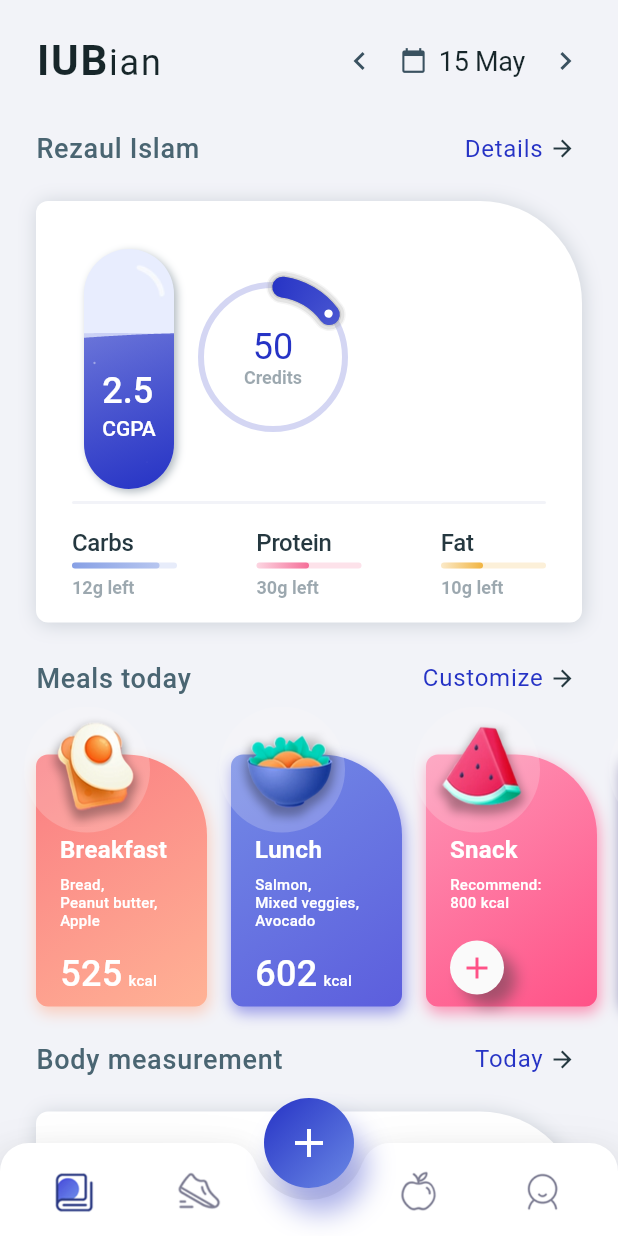
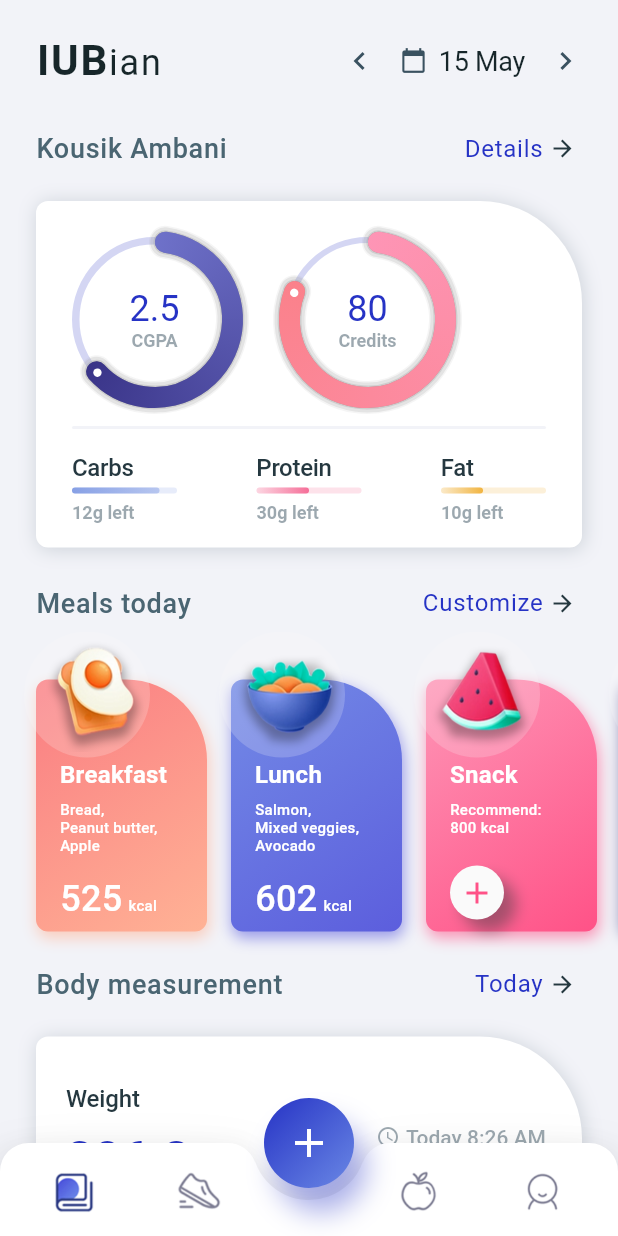
Before and after one commit to ambanikousik/iub_app, a Flutter app: the screen it shows after launch, on a phone screen of 412 x 824 dp. Run offline on Flutter 3.47's test engine with Material 2 defaults, Android fonts, the phone set to English and light mode, and no system bars.

Commit message:
credit and cgpa

```diff
--- a/lib/AppTheme.dart
+++ b/lib/AppTheme.dart
@@ -11,6 +11,11 @@ class FintnessAppTheme {
   static const Color nearlyBlack = Color(0xFF213333);
   static const Color grey = Color(0xFF3A5160);
   static const Color dark_grey = Color(0xFF313A44);
+
+  static const  cgpa_start = "#6F72CA";
+  static const  cgpa_end = "#1E1466";
+  static const  credit_start = "#FE95B6";
+  static const  credit_end = "#FA7D82";
 
   static const Color darkText = Color(0xFF253840);
   static const Color darkerText = Color(0xFF17262A);
--- a/lib/UIview/academicResultView.dart
+++ b/lib/UIview/academicResultView.dart
@@ -1,7 +1,6 @@
 import 'package:iub_app/AppTheme.dart';
 import 'package:flutter/material.dart';
 import 'package:iub_app/models/data.dart';
-import 'package:iub_app/UIview/waveView.dart';
 import 'dart:math' as math;
 
 class AcademicResultView extends StatelessWidget {
@@ -47,29 +46,7 @@ class AcademicResultView extends StatelessWidget {
                           const EdgeInsets.only(top: 16, left: 16, right: 16),
                       child: Row(
                         children: <Widget>[
-                          Padding(
-                            padding:
-                            const EdgeInsets.only(left: 16, right: 8, top: 16),
-                            child: Container(
-                              width: 60,
-                              height: 160,
-                              decoration: BoxDecoration(
-                                color: HexColor("#E8EDFE"),
-                                borderRadius: BorderRadius.only(
-                                    topLeft: Radius.circular(80.0),
-                                    bottomLeft: Radius.circular(80.0),
-                                    bottomRight: Radius.circular(80.0),
-                                    topRight: Radius.circular(80.0)),
-                                boxShadow: <BoxShadow>[
-                                  BoxShadow(
-                                      color: FintnessAppTheme.grey.withOpacity(0.4),
-                                      offset: Offset(2, 2),
-                                      blurRadius: 4),
-                                ],
-                              ),
-                              child: WaveView(),
-                            ),
-                          ),
+
 //                          Expanded(
 //                            child: Padding(
 //                              padding: const EdgeInsets.only(
@@ -225,12 +202,92 @@ class AcademicResultView extends StatelessWidget {
                                   Padding(
                                     padding: const EdgeInsets.all(8.0),
                                     child: Container(
-                                      width: 100,
-                                      height: 100,
+                                      width: 110,
+                                      height: 110,
                                       decoration: BoxDecoration(
                                         color: FintnessAppTheme.white,
                                         borderRadius: BorderRadius.all(
-                                          Radius.circular(100.0),
+                                          Radius.circular(110.0),
+                                        ),
+                                        border: new Border.all(
+                                            width: 5,
+                                            color: FintnessAppTheme
+                                                .nearlyDarkBlue
+                                                .withOpacity(0.2)),
+                                      ),
+                                      child: Column(
+                                        mainAxisAlignment:
+                                        MainAxisAlignment.center,
+                                        crossAxisAlignment:
+                                        CrossAxisAlignment.center,
+                                        children: <Widget>[
+                                          Text(
+                                            '${(cgpa * animation.value)}',
+                                            textAlign: TextAlign.center,
+                                            style: TextStyle(
+                                              fontFamily:
+                                              FintnessAppTheme.fontName,
+                                              fontWeight: FontWeight.normal,
+                                              fontSize: 24,
+                                              letterSpacing: 0.0,
+                                              color: FintnessAppTheme
+                                                  .nearlyDarkBlue,
+                                            ),
+                                          ),
+                                          Text(
+                                            'CGPA',
+                                            textAlign: TextAlign.center,
+                                            style: TextStyle(
+                                              fontFamily:
+                                              FintnessAppTheme.fontName,
+                                              fontWeight: FontWeight.bold,
+                                              fontSize: 12,
+                                              letterSpacing: 0.0,
+                                              color: FintnessAppTheme.grey
+                                                  .withOpacity(0.5),
+                                            ),
+                                          ),
+                                        ],
+                                      ),
+                                    ),
+                                  ),
+                                  Padding(
+                                    padding: const EdgeInsets.all(4.0),
+                                    child: CustomPaint(
+                                      painter: CurvePainter(
+                                          colors: [
+                                            HexColor(FintnessAppTheme.cgpa_start),
+                                            HexColor(FintnessAppTheme.cgpa_end),
+                                          ],
+                                          angle: (cgpa*90) +
+                                              (360 - (cgpa*90)) *
+                                                  (1.0 - animation.value)),
+                                      child: SizedBox(
+                                        width: 118,
+                                        height: 118,
+                                      ),
+                                    ),
+                                  )
+                                ],
+                              ),
+                            ),
+                          ),
+                         // SizedBox(width: 30,),
+                          Padding(
+                            padding: const EdgeInsets.only(right: 16),
+                            child: Center(
+                              child: Stack(
+                                overflow: Overflow.visible,
+                                children: <Widget>[
+                                  Padding(
+                                    padding: const EdgeInsets.all(8.0),
+                                    child: Container(
+                                      width: 110,
+                                      height: 110,
+                                      decoration: BoxDecoration(
+                                        color: FintnessAppTheme.white,
+                                        borderRadius: BorderRadius.all(
+                                          Radius.circular(110.0),
                                         ),
                                         border: new Border.all(
                                             width: 4,
@@ -245,7 +302,7 @@ class AcademicResultView extends StatelessWidget {
                                             CrossAxisAlignment.center,
                                         children: <Widget>[
                                           Text(
-                                            '${(credits * animation.value).toInt()}',
+                                            '${(credits  * animation.value).toInt()}',
                                             textAlign: TextAlign.center,
                                             style: TextStyle(
                                               fontFamily:
@@ -279,16 +336,15 @@ class AcademicResultView extends StatelessWidget {
                                     child: CustomPaint(
                                       painter: CurvePainter(
                                           colors: [
-                                            FintnessAppTheme.nearlyDarkBlue,
-                                            HexColor("#8A98E8"),
-                                            HexColor("#8A98E8")
+                                            HexColor(FintnessAppTheme.credit_start),
+                                            HexColor(FintnessAppTheme.credit_end),
                                           ],
-                                          angle: credits +
-                                              (360 - credits) *
+                                          angle: (credits*360/totalCredits) +
+                                              (360 - (credits*360/totalCredits)) *
                                                   (1.0 - animation.value)),
                                       child: SizedBox(
-                                        width: 108,
-                                        height: 108,
+                                        width: 118,
+                                        height: 118,
                                       ),
                                     ),
                                   )
--- a/lib/UIview/waveView.dart
+++ /dev/null
@@ -1,284 +0,0 @@
-import 'package:iub_app/AppTheme.dart';
-import 'package:flutter/material.dart';
-import 'dart:math' as math;
-import 'package:vector_math/vector_math.dart' as vector;
-import 'package:iub_app/models/data.dart';
-
-class WaveView extends StatefulWidget {
-  @override
-  _WaveViewState createState() => _WaveViewState();
-}
-
-class _WaveViewState extends State<WaveView> with TickerProviderStateMixin {
-  AnimationController animationController;
-  AnimationController waveAnimationController;
- // Size bottlesize1 = Size(60, 160);
-  var bottle = 160 - (cgpa*160)/4;
-  Offset bottleOffset1 = Offset(0, 0);
-  List<Offset> animList1 = [];
-
-  //Size bottlesize2 = Size(60, 160);
-  Offset bottleOffset2 = Offset(60, 0);
-  List<Offset> animList2 = [];
-  @override
-  void initState() {
-    animationController = AnimationController(
-        duration: Duration(milliseconds: 2000), vsync: this);
-    waveAnimationController = AnimationController(
-        duration: Duration(milliseconds: 2000), vsync: this);
-    animationController
-      ..addStatusListener((status) {
-        if (status == AnimationStatus.completed) {
-          animationController.reverse();
-        } else if (status == AnimationStatus.dismissed) {
-          animationController.forward();
-        }
-      });
-    waveAnimationController.addListener(() {
-      animList1.clear();
-      for (int i = -2 - bottleOffset1.dx.toInt(); i <= bottle + 2; i++) {
-        animList1.add(new Offset(
-            i.toDouble() + bottleOffset1.dx.toInt(),
-            math.sin((waveAnimationController.value * 360 - i) %
-                        360 *
-                        vector.degrees2Radians) *
-                    4 +
-                bottle));
-      }
-      animList2.clear();
-      for (int i = -2 - bottleOffset2.dx.toInt(); i <= bottle + 2; i++) {
-        animList2.add(new Offset(
-            i.toDouble() + bottleOffset2.dx.toInt(),
-            math.sin((waveAnimationController.value * 360 - i) %
-                        360 *
-                        vector.degrees2Radians) *
-                    4 +
-                bottle));
-      }
-    });
-    waveAnimationController.repeat();
-    animationController.forward();
-    super.initState();
-  }
-
-  @override
-  void dispose() {
-    animationController.dispose();
-    waveAnimationController.dispose();
-    super.dispose();
-  }
-
-  @override
-  Widget build(BuildContext context) {
-    return Container(
-      alignment: Alignment.center,
-      child: new AnimatedBuilder(
-        animation: new CurvedAnimation(
-          parent: animationController,
-          curve: Curves.easeInOut,
-        ),
-        builder: (context, child) => new Stack(
-          children: <Widget>[
-            new ClipPath(
-              child: Stack(
-                children: <Widget>[
-                  new Container(
-                    decoration: BoxDecoration(
-                      color: FintnessAppTheme.nearlyDarkBlue.withOpacity(0.5),
-                      borderRadius: BorderRadius.only(
-                          topLeft: Radius.circular(80.0),
-                          bottomLeft: Radius.circular(80.0),
-                          bottomRight: Radius.circular(80.0),
-                          topRight: Radius.circular(80.0)),
-
-                      gradient: LinearGradient(
-                        colors: [
-                          FintnessAppTheme.nearlyDarkBlue.withOpacity(0.2),
-                          FintnessAppTheme.nearlyDarkBlue.withOpacity(0.5)
-                        ],
-                        begin: Alignment.topLeft,
-                        end: Alignment.bottomRight,
-                      ),
-                    ),
-                  ),
-                ],
-              ),
-              clipper: new WaveClipper(animationController.value, animList1),
-            ),
-            new ClipPath(
-              child: Stack(
-                children: <Widget>[
-                  new Container(
-                    decoration: BoxDecoration(
-                      color: FintnessAppTheme.nearlyDarkBlue,
-                      gradient: LinearGradient(
-                        colors: [
-                          FintnessAppTheme.nearlyDarkBlue.withOpacity(0.4),
-                          FintnessAppTheme.nearlyDarkBlue
-                        ],
-                        begin: Alignment.topLeft,
-                        end: Alignment.bottomRight,
-                      ),
-                      borderRadius: BorderRadius.only(
-                          topLeft: Radius.circular(80.0),
-                          bottomLeft: Radius.circular(80.0),
-                          bottomRight: Radius.circular(80.0),
-                          topRight: Radius.circular(80.0)),
-                    ),
-                  ),
-                ],
-              ),
-              clipper: new WaveClipper(animationController.value, animList2),
-            ),
-            Padding(
-              padding: const EdgeInsets.only(top: 48),
-              child: Center(
-                child: Column(
-                  mainAxisAlignment: MainAxisAlignment.center,
-                  crossAxisAlignment: CrossAxisAlignment.start,
-                  children: <Widget>[
-                    Text(
-                      '$cgpa',
-                      textAlign: TextAlign.center,
-                      style: TextStyle(
-                        fontFamily: FintnessAppTheme.fontName,
-                        fontWeight: FontWeight.w500,
-                        fontSize: 24,
-                        letterSpacing: 0.0,
-                        color: FintnessAppTheme.white,
-                      ),
-                    ),
-                    Padding(
-                      padding: const EdgeInsets.only(top: 3.0),
-                      child: Text(
-                        'CGPA',
-                        textAlign: TextAlign.center,
-                        style: TextStyle(
-                          fontFamily: FintnessAppTheme.fontName,
-                          fontWeight: FontWeight.w500,
-                          fontSize: 14,
-                          letterSpacing: 0.0,
-                          color: FintnessAppTheme.white,
-
-                        ),
-                      ),
-                    ),
-                  ],
-                ),
-              ),
-            ),
-            Positioned(
-              top: 0,
-              left: 6,
-              bottom: 8,
-              child: new ScaleTransition(
-                alignment: Alignment.center,
-                scale: Tween(begin: 0.0, end: 1.0).animate(CurvedAnimation(
-                    parent: animationController,
-                    curve: Interval(0.0, 1.0, curve: Curves.fastOutSlowIn))),
-                child: Container(
-                  width: 2,
-                  height: 2,
-                  decoration: BoxDecoration(
-                    color: FintnessAppTheme.white.withOpacity(0.4),
-                    shape: BoxShape.circle,
-                  ),
-                ),
-              ),
-            ),
-            Positioned(
-              left: 24,
-              right: 0,
-              bottom: 16,
-              child: new ScaleTransition(
-                alignment: Alignment.center,
-                scale: Tween(begin: 0.0, end: 1.0).animate(CurvedAnimation(
-                    parent: animationController,
-                    curve: Interval(0.4, 1.0, curve: Curves.fastOutSlowIn))),
-                child: Container(
-                  width: 4,
-                  height: 4,
-                  decoration: BoxDecoration(
-                    color: FintnessAppTheme.white.withOpacity(0.4),
-                    shape: BoxShape.circle,
-                  ),
-                ),
-              ),
-            ),
-            Positioned(
-              left: 0,
-              right: 24,
-              bottom: 32,
-              child: new ScaleTransition(
-                alignment: Alignment.center,
-                scale: Tween(begin: 0.0, end: 1.0).animate(CurvedAnimation(
-                    parent: animationController,
-                    curve: Interval(0.6, 0.8, curve: Curves.fastOutSlowIn))),
-                child: Container(
-                  width: 3,
-                  height: 3,
-                  decoration: BoxDecoration(
-                    color: FintnessAppTheme.white.withOpacity(0.4),
-                    shape: BoxShape.circle,
-                  ),
-                ),
-              ),
-            ),
-            Positioned(
-              top: 0,
-              right: 20,
-              bottom: 0,
-              child: new Transform(
-                transform: new Matrix4.translationValues(
-                    0.0, 16 * (1.0 - animationController.value), 0.0),
-                child: Container(
-                  width: 4,
-                  height: 4,
-                  decoration: BoxDecoration(
-                    color: FintnessAppTheme.nearlyBlack.withOpacity(
-                        animationController.status == AnimationStatus.reverse
-                            ? 0.0
-                            : 0.4),
-                    shape: BoxShape.circle,
-                  ),
-                ),
-              ),
-            ),
-            Column(
-              children: <Widget>[
-                 AspectRatio(
-                    aspectRatio: 1,
-                    child: Image.asset("assets/fitness_app/bottle.png"),
-                  ),
-              ],
-            )
-          ],
-        ),
-      ),
-    );
-  }
-}
-
-class WaveClipper extends CustomClipper<Path> {
-  final double animation;
-
-  List<Offset> waveList1 = [];
-
-  WaveClipper(this.animation, this.waveList1);
-
-  @override
-  Path getClip(Size size) {
-    Path path = new Path();
-
-    path.addPolygon(waveList1, false);
-
-    path.lineTo(size.width, size.height);
-    path.lineTo(0.0, size.height);
-    path.close();
-    return path;
-  }
-
-  @override
-  bool shouldReclip(WaveClipper oldClipper) =>
-      animation != oldClipper.animation;
-}
--- a/lib/models/data.dart
+++ b/lib/models/data.dart
@@ -1,4 +1,9 @@
- var username = 'Rezaul Islam';
- var credits  = 50;
+ var username = 'Kousik Ambani';
+ var totalCredits = 100;
+ var credits  = 80;
  var cgpa = 2.5;
  var semester = 5;
+
+ Creadit(){
+
+ }
--- a/lib/myDiary/waterView.dart
+++ b/lib/myDiary/waterView.dart
@@ -1,4 +1,3 @@
-import 'package:iub_app/UIview/waveView.dart';
 import 'package:iub_app/AppTheme.dart';
 import 'package:flutter/material.dart';
 
```
